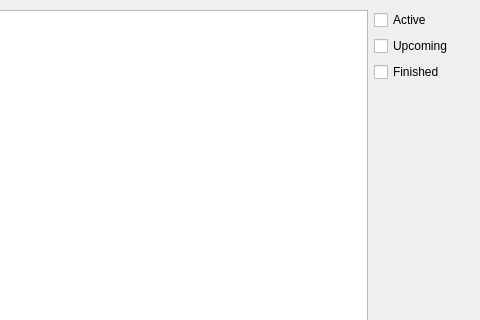
This is src/qt/forms/proposalsdialog.ui in davidlatapie/HyperStake as Qt 5 draws it before an edit; both pictures show x 287 to 767 and y 0 to 320 of the 767 by 443 pixel window. The edited form follows.
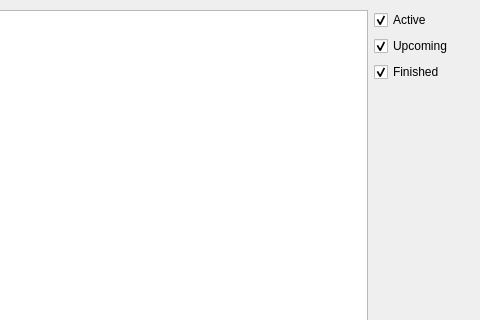
This is the edited form.

Commit message: Add proposals to proposalsdialog, update their current voting status.

Patch:
```diff
--- a/src/qt/forms/proposalsdialog.ui
+++ b/src/qt/forms/proposalsdialog.ui
@@ -52,6 +52,9 @@
         <property name="text">
          <string>Active</string>
         </property>
+        <property name="checked">
+         <bool>true</bool>
+        </property>
        </widget>
       </item>
       <item>
@@ -59,6 +62,9 @@
         <property name="text">
          <string>Upcoming</string>
         </property>
+        <property name="checked">
+         <bool>true</bool>
+        </property>
        </widget>
       </item>
       <item>
@@ -66,6 +72,9 @@
         <property name="text">
          <string>Finished</string>
         </property>
+        <property name="checked">
+         <bool>true</bool>
+        </property>
        </widget>
       </item>
       <item>
```
Left out of the diff: 2 changed lines with no effect on the pictures. The commit also changes 3 other files.
